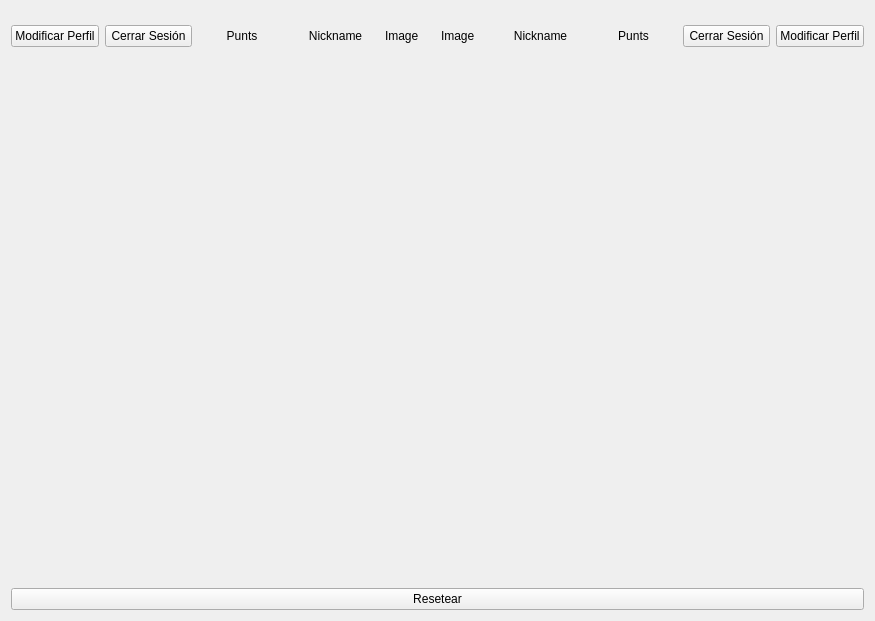
Old version of the form gameboard.ui in the repository Sunimik1975/ihm_4connect.
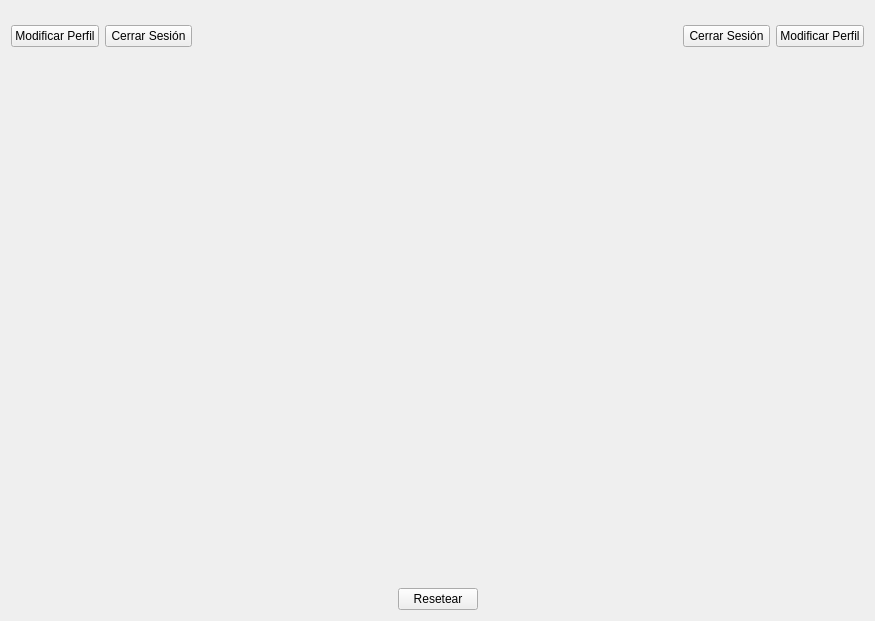
New version of the form.

Diff of the .ui file:
```diff
--- a/gameboard.ui
+++ b/gameboard.ui
@@ -16,22 +16,8 @@
   <layout class="QGridLayout" name="gridLayout">
    <item row="0" column="0">
     <layout class="QGridLayout" name="gridLayout_2">
-     <item row="5" column="1" colspan="2">
-      <widget class="QPushButton" name="reset">
-       <property name="text">
-        <string>Resetear</string>
-       </property>
-      </widget>
-     </item>
-     <item row="2" column="1" colspan="2">
-      <layout class="QHBoxLayout" name="tablajuego">
-       <property name="topMargin">
-        <number>20</number>
-       </property>
-      </layout>
-     </item>
-     <item row="4" column="1">
-      <spacer name="verticalSpacer">
+     <item row="1" column="2" colspan="2">
+      <spacer name="verticalSpacer_2">
        <property name="orientation">
         <enum>Qt::Orientation::Vertical</enum>
        </property>
@@ -43,7 +29,7 @@
        </property>
       </spacer>
      </item>
-     <item row="0" column="2">
+     <item row="0" column="3">
       <layout class="QHBoxLayout" name="horizontalLayout_7">
        <item>
         <widget class="QLabel" name="label_player2_avatar">
@@ -60,14 +46,14 @@
           </size>
          </property>
          <property name="text">
-          <string>Image</string>
+          <string/>
          </property>
         </widget>
        </item>
        <item>
         <widget class="QLabel" name="label_player2_name">
          <property name="text">
-          <string>Nickname</string>
+          <string/>
          </property>
          <property name="alignment">
           <set>Qt::AlignmentFlag::AlignCenter</set>
@@ -77,7 +63,7 @@
        <item>
         <widget class="QLabel" name="label_player2_points">
          <property name="text">
-          <string>Punts</string>
+          <string/>
          </property>
          <property name="alignment">
           <set>Qt::AlignmentFlag::AlignCenter</set>
@@ -100,7 +86,7 @@
        </item>
       </layout>
      </item>
-     <item row="0" column="1">
+     <item row="0" column="2">
       <layout class="QHBoxLayout" name="horizontalLayout_5">
        <item>
         <widget class="QPushButton" name="modifyProfileButton1">
@@ -119,7 +105,7 @@
        <item>
         <widget class="QLabel" name="label_player1_points">
          <property name="text">
-          <string>Punts</string>
+          <string/>
          </property>
          <property name="alignment">
           <set>Qt::AlignmentFlag::AlignCenter</set>
@@ -129,7 +115,7 @@
        <item>
         <widget class="QLabel" name="label_player1_name">
          <property name="text">
-          <string>Nickname</string>
+          <string/>
          </property>
          <property name="alignment">
           <set>Qt::AlignmentFlag::AlignCenter</set>
@@ -151,24 +137,57 @@
           </size>
          </property>
          <property name="text">
-          <string>Image</string>
+          <string/>
          </property>
         </widget>
        </item>
       </layout>
      </item>
-     <item row="1" column="1">
-      <spacer name="verticalSpacer_2">
-       <property name="orientation">
-        <enum>Qt::Orientation::Vertical</enum>
+     <item row="3" column="2" colspan="2">
+      <layout class="QHBoxLayout" name="horizontalLayout_2">
+       <property name="leftMargin">
+        <number>0</number>
        </property>
-       <property name="sizeHint" stdset="0">
-        <size>
-         <width>20</width>
-         <height>40</height>
-        </size>
-       </property>
-      </spacer>
+       <item>
+        <spacer name="horizontalSpacer">
+         <property name="orientation">
+          <enum>Qt::Orientation::Horizontal</enum>
+         </property>
+         <property name="sizeHint" stdset="0">
+          <size>
+           <width>40</width>
+           <height>20</height>
+          </size>
+         </property>
+        </spacer>
+       </item>
+       <item>
+        <widget class="QPushButton" name="reset">
+         <property name="sizePolicy">
+          <sizepolicy hsizetype="Maximum" vsizetype="Fixed">
+           <horstretch>0</horstretch>
+           <verstretch>0</verstretch>
+          </sizepolicy>
+         </property>
+         <property name="text">
+          <string>Resetear</string>
+         </property>
+        </widget>
+       </item>
+       <item>
+        <spacer name="horizontalSpacer_2">
+         <property name="orientation">
+          <enum>Qt::Orientation::Horizontal</enum>
+         </property>
+         <property name="sizeHint" stdset="0">
+          <size>
+           <width>40</width>
+           <height>20</height>
+          </size>
+         </property>
+        </spacer>
+       </item>
+      </layout>
      </item>
     </layout>
    </item>
```
Left out of the diff: 2 changed lines with no effect on the pictures.
